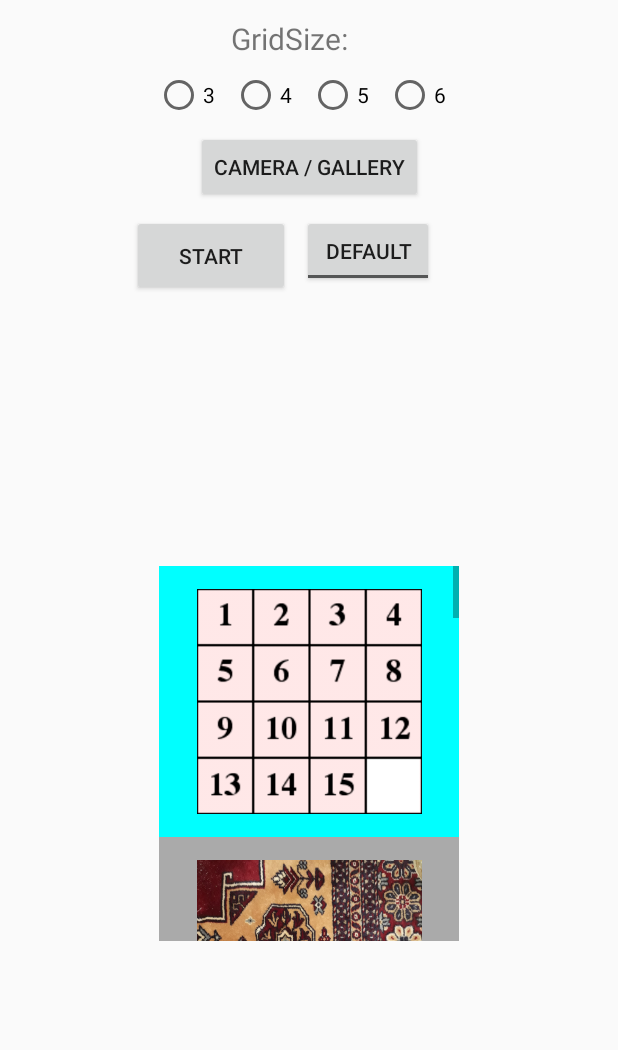
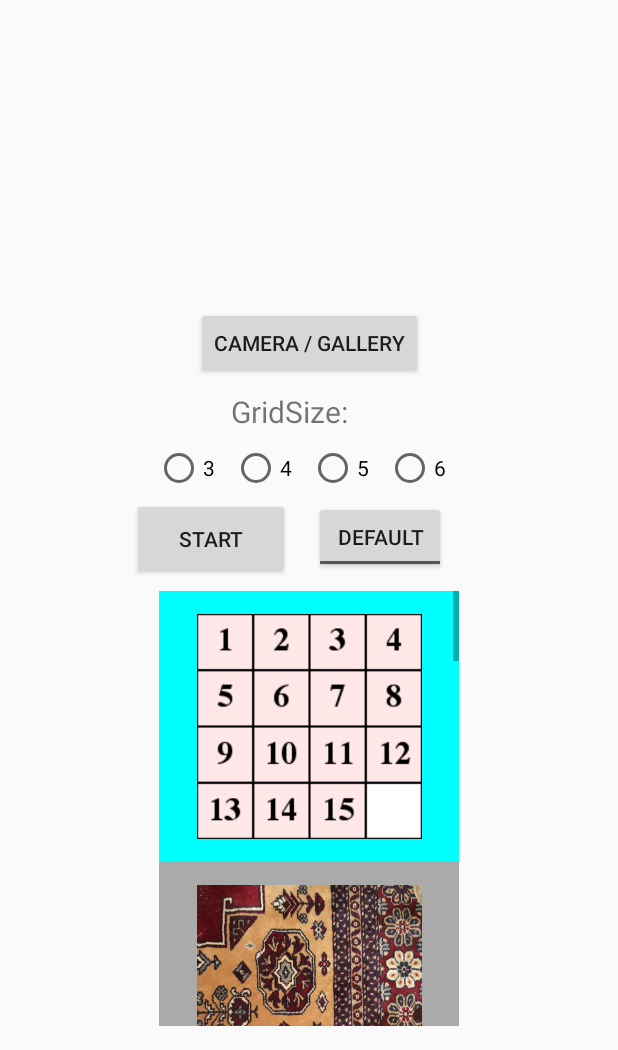
Before and after one commit to lamelameo/PicturePuzzle-App, an Android app: the screen it shows after launch (MainActivity), after a tap on an icon or button, on a phone screen of 412 x 824 dp, the part 186-1236 px from its top. Run offline under Robolectric (Android 15) with nearby library versions, the phone set to English and light mode, and no system bars.

Commit message:
-Updated README to contain app screenshots - Slightly adjusted activity xmls to hopefully be spread out more evenly/look better. - Fixed RecyclerView selection Bugs (I THINK). Made view tag a 2 length array to track either datasets selection at same time. Also changed arraylist of the constraintlayouts (which are used to display selection) to list of the viewholders instead. Made this arraylist static, so now when either adapter instance checks through the holders to remove selections they are checking same list which contains all created holders. Also only the previously selected image is unselected, not all of them.
TODO:
- Check for further bugs, if any problems the graphic may be faulty or the selection will be wrong when going into game.

```diff
--- a/app/src/main/java/com/example/lamelameo/picturepuzzle/ImageRecyclerAdapter.java
+++ b/app/src/main/java/com/example/lamelameo/picturepuzzle/ImageRecyclerAdapter.java
@@ -19,14 +19,13 @@ public class ImageRecyclerAdapter extends RecyclerView.Adapter<ImageRecyclerAdap
 
     private static final String TAG = "ImageRecyclerAdapter";
     private ArrayList<Drawable> mDrawablePhotos;
-    private Intent mIntent;
     private int[] mDrawableInts;
     private Context mContext;
     private int mGridRows;
     private static int mSelectedImage = -1;
     private static int mSelectedPhoto = -1;
     private static boolean isDefaultImages = true;
-    private ArrayList<ConstraintLayout> recyclerViews = new ArrayList<>();
+    private static ArrayList<myViewHolder> recyclerViews = new ArrayList<>();
 
     // constructor takes array of drawables resource integers (default images)
     ImageRecyclerAdapter(int[] drawableInts, Context context) {
@@ -76,23 +75,30 @@ public class ImageRecyclerAdapter extends RecyclerView.Adapter<ImageRecyclerAdap
         }
     }
 
-    //TODO: MORE SELECTION BUGS....???
+    //TODO: MORE SELECTION BUGS...problem is switching adapters
+    // scroll through all defaults selecting each till last...switch to photos and do same, at some point the adapter will
+    // create a new viewholder and two selections will happen as the previous selection is not cleared.
+    // FIX: list of viewholders was not same for each clicked view, made the list static, so same list is present no matter
+    // what and both adapters should use same holders and fill up same list when new one is created...
 
     private View.OnClickListener recyclerViewListener = new View.OnClickListener() {
         @Override
         public void onClick(View v) {
-            Log.i(TAG, "mSelectedImage: "+mSelectedImage);
-            // clear all views to remove potential previous selection before checking for new selection
-            for (ConstraintLayout view: recyclerViews) {
-                //TODO: just uncolour selected holder?
-                view.setBackground(null);
+            // clear the previous selection graphic (if any) before checking for new selection
+            for (myViewHolder view: recyclerViews) {
+                int[] vhTag = (int[])view.mImageView.getTag();
+                // clear only the selected view for the active dataset (defaults or photos)
+                if ((isDefaultImages && vhTag[0] == mSelectedImage) || (!isDefaultImages && vhTag[1] == mSelectedPhoto)) {
+                    view.mPreviewLayout.setBackground(null);
+                }
             }
-
-            int viewImageIndex = (int)v.getTag();  // keeps track of the displayed image/photo
+            int[] viewTag = (int[])v.getTag();  // keeps track of the displayed image/photo
+            int viewImageIndex;
             ConstraintLayout parentView = (ConstraintLayout)v.getParent();  // the view to be coloured on selection
             // process clicks for only the displayed dataset, while keeping track of selections for both,
             // boolean isDefaultImages keeps track of displayed dataset, updated from main activity
             if (isDefaultImages) {  // process clicks for default images
+                viewImageIndex = viewTag[0];
                 if (mSelectedImage != viewImageIndex) {  // clicked a new selection
                     parentView.setBackgroundColor(Color.CYAN);
                     mSelectedImage = viewImageIndex;  // update selection tracker variable for next click
@@ -100,6 +106,7 @@ public class ImageRecyclerAdapter extends RecyclerView.Adapter<ImageRecyclerAdap
                     mSelectedImage = -1;  // update tracker
                 }
             } else {  // process clicks for photos, same as for images but with separate variable
+                viewImageIndex = viewTag[1];
                 if (mSelectedPhoto != viewImageIndex) {
                     parentView.setBackgroundColor(Color.CYAN);
                     mSelectedPhoto = viewImageIndex;
@@ -119,25 +126,34 @@ public class ImageRecyclerAdapter extends RecyclerView.Adapter<ImageRecyclerAdap
         ConstraintLayout layout = (ConstraintLayout) LayoutInflater.from(parent.getContext()).inflate(
                                    R.layout.image_preview, parent, false);
         final AppCompatImageView imageView = layout.findViewById(R.id.previewImage);
+        // set click listeners for the images only, and initialise tags to track the image present in each holder upon
+        // clicking the ImageView, in order to handle image selection (graphic and data)
         imageView.setOnClickListener(recyclerViewListener);
-        recyclerViews.add(layout);
+        if (imageView.getTag() == null) {
+            int[] tag = {-1,-1};
+            imageView.setTag(tag);
+        }
         // create view holder instances using the preview Views
         final myViewHolder vh = new myViewHolder(layout, imageView);
+        recyclerViews.add(vh);
         return vh;
     }
 
     // set image view to corresponding drawable in dataset
     @Override
     public void onBindViewHolder(@NonNull final myViewHolder holder, int position) {
+        Log.i(TAG, "onBindViewHolder: ");
+        // set graphic and tag corresponding to the set image for the current holder
+        int[] currentTag = (int[])holder.mImageView.getTag();
         // set the image for the item based on the position in adapter...as holders are recycled it will be set each bind
         if (mDrawablePhotos != null) {  // instance displaying app photos will have an object for mDrawablePhotos
-            Log.i(TAG, "onBindViewHolder: photos");
             holder.mImageView.setImageDrawable(mDrawablePhotos.get(position));  // set the correct image for that position
-            holder.mImageView.setTag(position);  // set a tag for tracking the current image set, as holders are recycled
+            currentTag[1] = position;
+            holder.mImageView.setTag(currentTag);  // set a tag for tracking the current image set, as holders are recycled
         } else {  // instance using default images, mDrawablePhoto will be null
-            Log.i(TAG, "onBindViewHolder: defaults");
             holder.mImageView.setImageResource(mDrawableInts[position]);
-            holder.mImageView.setTag(position);
+            currentTag[0] = position;
+            holder.mImageView.setTag(currentTag);
         }
 
         // check if the holder being bound is selected and give cyan background else set no background
--- a/app/src/main/res/layout/activity_main.xml
+++ b/app/src/main/res/layout/activity_main.xml
@@ -10,13 +10,13 @@
         android:id="@+id/setGrid"
         android:layout_width="206dp"
         android:layout_height="wrap_content"
+        android:layout_marginBottom="4dp"
         android:layout_marginEnd="8dp"
         android:layout_marginStart="8dp"
-        android:layout_marginTop="8dp"
         android:orientation="horizontal"
+        app:layout_constraintBottom_toTopOf="@+id/loadButton"
         app:layout_constraintEnd_toEndOf="parent"
-        app:layout_constraintStart_toStartOf="parent"
-        app:layout_constraintTop_toBottomOf="@+id/textView2">
+        app:layout_constraintStart_toStartOf="parent">
 
         <RadioButton
             android:id="@+id/set3"
@@ -66,72 +66,64 @@
         android:id="@+id/loadButton"
         android:layout_width="105dp"
         android:layout_height="54dp"
+        android:layout_marginBottom="8dp"
         android:layout_marginStart="88dp"
-        android:layout_marginTop="8dp"
         android:text="@string/start"
         app:layout_constraintBottom_toTopOf="@+id/pictureRecyclerView"
-        app:layout_constraintStart_toStartOf="parent"
-        app:layout_constraintTop_toBottomOf="@+id/photoCropButton"
-        app:layout_constraintVertical_bias="0.0" />
+        app:layout_constraintStart_toStartOf="parent" />
 
     <TextView
         android:id="@+id/textView2"
         android:layout_width="113dp"
         android:layout_height="wrap_content"
+        android:layout_marginBottom="8dp"
         android:layout_marginEnd="8dp"
         android:layout_marginStart="136dp"
-        android:layout_marginTop="12dp"
         android:gravity="center"
         android:text="@string/grid_size"
         android:textSize="20sp"
+        app:layout_constraintBottom_toTopOf="@+id/setGrid"
         app:layout_constraintEnd_toEndOf="parent"
         app:layout_constraintHorizontal_bias="0.0"
-        app:layout_constraintStart_toStartOf="parent"
-        app:layout_constraintTop_toBottomOf="@+id/appTitle" />
+        app:layout_constraintStart_toStartOf="parent" />
 
     <ToggleButton
         android:id="@+id/adapterButton"
         android:layout_width="wrap_content"
         android:layout_height="wrap_content"
-        android:layout_marginBottom="4dp"
+        android:layout_marginBottom="12dp"
         android:layout_marginEnd="8dp"
         android:layout_marginStart="8dp"
-        android:layout_marginTop="8dp"
         android:textOff="@string/default_images"
         android:textOn="@string/gallery_images"
         app:layout_constraintBottom_toTopOf="@+id/pictureRecyclerView"
         app:layout_constraintEnd_toEndOf="parent"
-        app:layout_constraintHorizontal_bias="0.0"
-        app:layout_constraintStart_toEndOf="@+id/loadButton"
-        app:layout_constraintTop_toBottomOf="@+id/photoCropButton"
-        app:layout_constraintVertical_bias="0.0" />
+        app:layout_constraintHorizontal_bias="0.068"
+        app:layout_constraintStart_toEndOf="@+id/loadButton" />
 
     <android.support.v7.widget.RecyclerView
         android:id="@+id/pictureRecyclerView"
         android:layout_width="200dp"
-        android:layout_height="250dp"
+        android:layout_height="290dp"
         android:layout_marginBottom="16dp"
         android:layout_marginEnd="8dp"
         android:layout_marginStart="8dp"
-        android:layout_marginTop="8dp"
         android:background="@android:color/darker_gray"
         android:scrollbars="vertical"
         app:layout_constraintBottom_toBottomOf="parent"
         app:layout_constraintEnd_toEndOf="parent"
-        app:layout_constraintStart_toStartOf="parent"
-        app:layout_constraintTop_toBottomOf="@+id/textView2"
-        app:layout_constraintVertical_bias="0.854" />
+        app:layout_constraintStart_toStartOf="parent" />
 
     <Button
         android:id="@+id/photoCropButton"
         android:layout_width="wrap_content"
         android:layout_height="wrap_content"
+        android:layout_marginBottom="8dp"
         android:layout_marginEnd="8dp"
         android:layout_marginStart="8dp"
-        android:layout_marginTop="8dp"
         android:text="@string/camera_gallery"
+        app:layout_constraintBottom_toTopOf="@+id/textView2"
         app:layout_constraintEnd_toEndOf="parent"
-        app:layout_constraintStart_toStartOf="parent"
-        app:layout_constraintTop_toBottomOf="@+id/setGrid" />
+        app:layout_constraintStart_toStartOf="parent" />
 
 </android.support.constraint.ConstraintLayout>
```
Also changed, not shown: app/src/main/java/com/example/lamelameo/picturepuzzle/MainActivity.java (+0 -7 lines), app/src/main/java/com/example/lamelameo/picturepuzzle/PhotoCropping.java (+5 -2 lines), app/src/main/res/layout/activity_photo_cropping.xml (+20 -11 lines), app/src/main/res/drawable/rotateleft.png (added), app/src/main/res/drawable/rotateright.png (added), 1 other file.
